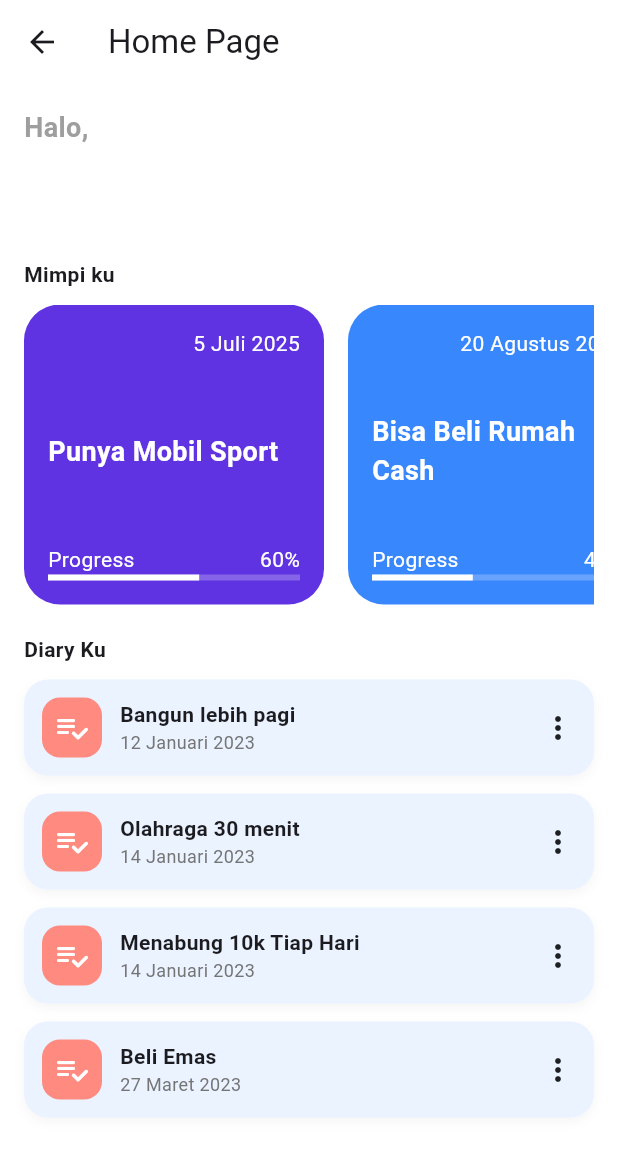
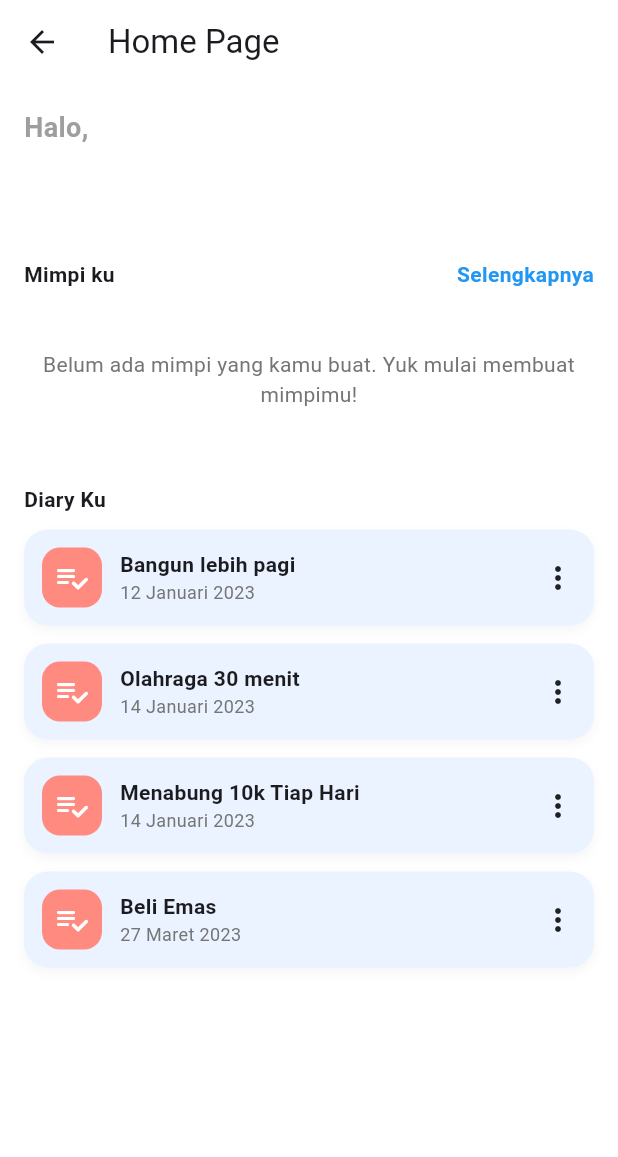
Before and after one commit to Firrizqia/Vireo-DreamListAPK, a Flutter app: the HomePage screen opened directly, on a phone screen of 412 x 824 dp. Shown: the top 1157 px of the screen. Run offline on Flutter 3.47's test engine with Material 3 defaults, Android fonts, the phone set to English and light mode, and no system bars; our stand-ins replace flutter_local_notifications, flutter_slidable, image_picker, smooth_page_indicator, sqflite; accounts and stored records are empty.

Commit message:
Card dreamlist pada homepage

```diff
--- a/lib/screen/dream_list.dart
+++ b/lib/screen/dream_list.dart
@@ -37,7 +37,6 @@
     });
   }
 
-  // Tambahkan fungsi untuk navigasi ke AddDreamPage
   Future<void> _goToAddDreamPage() async {
     final result = await Navigator.push(
       context,
@@ -45,7 +44,6 @@
     );
 
     if (result == true) {
-      // Kalau AddDreamPage pop dengan "true", reload data
       _loadDreams();
     }
   }
--- a/lib/screen/home_page.dart
+++ b/lib/screen/home_page.dart
@@ -1,9 +1,14 @@
 import 'package:flutter/material.dart';
 import 'package:vireo/constants/primary_colors.dart';
 import 'package:vireo/db/db_helper.dart';
+import 'package:vireo/models/dream_model.dart';
 import 'package:vireo/models/user_model.dart';
+import 'package:vireo/screen/dream_list.dart';
+import 'package:vireo/screen/dreamdetail_page.dart';
 
 class HomePage extends StatefulWidget {
+
+
   const HomePage({super.key});
 
   @override
@@ -18,10 +23,16 @@
   void initState() {
     super.initState();
     _loadUserData();
+    _loadDreams();
   }
 
   Future<void> _loadUserData() async {
     _user = await dbHelper.getUser();
+    setState(() {});
+  }
+
+  Future<void> _loadDreams() async {
+    _dreams = await dbHelper.getDreams();
     setState(() {});
   }
 
@@ -38,7 +49,31 @@
             children: [
               _buildHeader(),
               const SizedBox(height: 20),
-              Text('Mimpi ku', style: TextStyle(fontWeight: FontWeight.w600)),
+              Row(
+                mainAxisAlignment: MainAxisAlignment.spaceBetween,
+                children: [
+                  Text(
+                    'Mimpi ku',
+                    style: TextStyle(fontWeight: FontWeight.w600),
+                  ),
+                  GestureDetector(
+                    onTap: () {
+                      Navigator.push(
+                        context,
+                        MaterialPageRoute(builder: (_) => DreamList()),
+                      );
+                    },
+                    child: Text(
+                      'Selengkapnya',
+                      style: TextStyle(
+                        fontWeight: FontWeight.w600,
+                        color: Colors.blue,
+                        fontSize: 14,
+                      ),
+                    ),
+                  ),
+                ],
+              ),
               const SizedBox(height: 10),
               _buildDreamList(),
               const SizedBox(height: 20),
@@ -80,38 +115,54 @@
     );
   }
 
-  final List<Map<String, dynamic>> dreams = [
-    {'date': '5 Juli 2025', 'title': 'Punya Mobil Sport', 'progress': 0.6},
-    {
-      'date': '20 Agustus 2027',
-      'title': 'Bisa Beli Rumah Cash',
-      'progress': 0.4,
-    },
-    {
-      'date': '12 Januari 2033',
-      'title': 'Pergi ke Planet Mars',
-      'progress': 0.1,
-    },
-    {'date': '21 Maret 2047', 'title': 'Pergi antar universe', 'progress': 0.0},
-  ];
+  List<Dream> _dreams = [];
 
   Widget _buildDreamList() {
-    return SizedBox(
+    if (_dreams.isEmpty) {
+      return Container(
+        height: 100,
+        alignment: Alignment.center,
+        child: Text(
+          "Belum ada mimpi yang kamu buat. Yuk mulai membuat mimpimu!",
+          style: TextStyle(color: Colors.grey[600]),
+          textAlign: TextAlign.center,
+        ),
+      );
+    }
+
+    return Column(
+      crossAxisAlignment: CrossAxisAlignment.start,
+      children: [
+        const SizedBox(height: 10),
+        SizedBox(
           height: 200,
           child: ListView.builder(
             scrollDirection: Axis.horizontal,
-        itemCount: dreams.length,
+            itemCount: _dreams.length > 5 ? 5 : _dreams.length,
             itemBuilder: (context, index) {
-          final dream = dreams[index];
-          final Color cardColor = index.isEven ? primaryColor : secondaryColor;
-          return _dreamCard(
-            dream['date'],
-            dream['title'],
-            dream['progress'],
+              final dream = _dreams[index];
+              final Color cardColor =
+                  index.isEven ? primaryColor : secondaryColor;
+              return GestureDetector(
+                onTap: () {
+                  Navigator.push(
+                    context,
+                    MaterialPageRoute(
+                      builder: (context) => DreamDetailPage(dream: dream),
+                    ),
+                  );
+                },
+                child: _dreamCard(
+                  dream.date,
+                  dream.title,
+                  dream.progress,
                   cardColor,
+                ),
               );
             },
           ),
+        ),
+      ],
     );
   }
 
```
Lines whose indentation alone changed are shown as unchanged.
